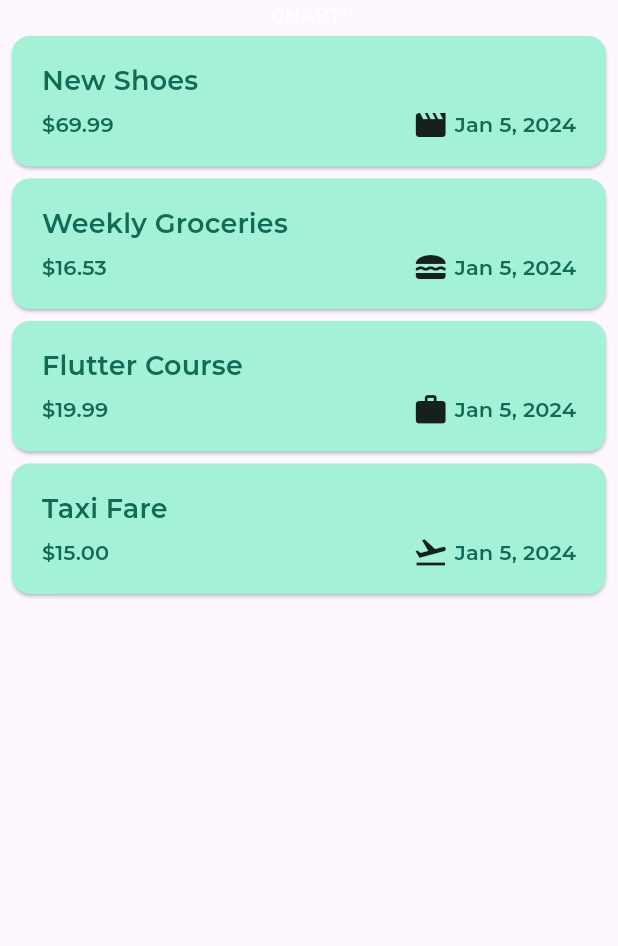
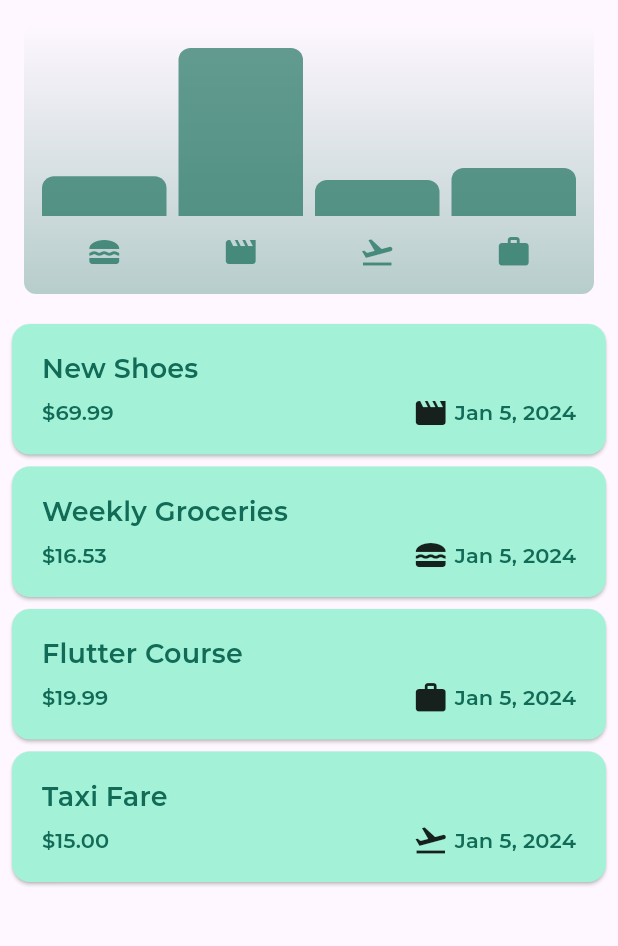
Before and after one commit to KrishKoria/Expense-Tracker, a Flutter app: the screen it shows after launch, on a phone screen of 412 x 824 dp, the part 84-1030 px from its top. Run offline on Flutter 3.47's test engine with Material 3 defaults, Android fonts, the phone set to English and light mode, and no system bars; our stand-ins replace google_fonts.

Commit message:
Complete General themeing in both light and dark mode and added the chart widget

```diff
--- a/lib/Models/expense_model.dart
+++ b/lib/Models/expense_model.dart
@@ -38,3 +38,22 @@ class ExpenseModel {
     return formatter.format(date);
   }
 }
+
+class ExpenseBucket {
+  final Category category;
+  final List<ExpenseModel> expenses;
+
+  ExpenseBucket({
+    required this.category,
+    required this.expenses,
+  });
+
+  ExpenseBucket.forCategory(List<ExpenseModel> allExpenses, this.category)
+      : expenses = allExpenses
+            .where((expense) => expense.category == category)
+            .toList();
+
+  double get totalExpenseAmount {
+    return expenses.fold(0.0, (sum, expense) => sum + expense.amount);
+  }
+}
--- /dev/null
+++ b/lib/Widgets/charts/chart.dart
@@ -0,0 +1,94 @@
+import 'package:expense_tracker/Models/expense_model.dart';
+import 'package:expense_tracker/Widgets/charts/chart_bar.dart';
+import 'package:flutter/material.dart';
+
+class Chart extends StatelessWidget {
+  const Chart({super.key, required this.expenses});
+
+  final List<ExpenseModel> expenses;
+
+  List<ExpenseBucket> get buckets {
+    return [
+      ExpenseBucket.forCategory(expenses, Category.food),
+      ExpenseBucket.forCategory(expenses, Category.leisure),
+      ExpenseBucket.forCategory(expenses, Category.travel),
+      ExpenseBucket.forCategory(expenses, Category.work),
+    ];
+  }
+
+  double get maxTotalExpense {
+    double maxTotalExpense = 0;
+
+    for (final bucket in buckets) {
+      if (bucket.totalExpenseAmount > maxTotalExpense) {
+        maxTotalExpense = bucket.totalExpenseAmount;
+      }
+    }
+
+    return maxTotalExpense;
+  }
+
+  @override
+  Widget build(BuildContext context) {
+    final isDarkMode =
+        MediaQuery.of(context).platformBrightness == Brightness.dark;
+    return Container(
+      margin: const EdgeInsets.all(16),
+      padding: const EdgeInsets.symmetric(
+        vertical: 16,
+        horizontal: 8,
+      ),
+      width: double.infinity,
+      height: 180,
+      decoration: BoxDecoration(
+        borderRadius: BorderRadius.circular(8),
+        gradient: LinearGradient(
+          colors: [
+            Theme.of(context).colorScheme.primary.withOpacity(0.3),
+            Theme.of(context).colorScheme.primary.withOpacity(0.0)
+          ],
+          begin: Alignment.bottomCenter,
+          end: Alignment.topCenter,
+        ),
+      ),
+      child: Column(
+        children: [
+          Expanded(
+            child: Row(
+              crossAxisAlignment: CrossAxisAlignment.end,
+              children: [
+                for (final bucket in buckets) // alternative to map()
+                  ChartBar(
+                    fill: bucket.totalExpenseAmount == 0
+                        ? 0
+                        : bucket.totalExpenseAmount / maxTotalExpense,
+                  )
+              ],
+            ),
+          ),
+          const SizedBox(height: 12),
+          Row(
+            children: buckets
+                .map(
+                  (bucket) => Expanded(
+                    child: Padding(
+                      padding: const EdgeInsets.symmetric(horizontal: 4),
+                      child: Icon(
+                        categoryIcons[bucket.category],
+                        color: isDarkMode
+                            ? Theme.of(context).colorScheme.secondary
+                            : Theme.of(context)
+                                .colorScheme
+                                .primary
+                                .withOpacity(0.7),
+                      ),
+                    ),
+                  ),
+                )
+                .toList(),
+          )
+        ],
+      ),
+    );
+  }
+}
--- /dev/null
+++ b/lib/Widgets/charts/chart_bar.dart
@@ -0,0 +1,34 @@
+import 'package:flutter/material.dart';
+
+class ChartBar extends StatelessWidget {
+  const ChartBar({
+    super.key,
+    required this.fill,
+  });
+
+  final double fill;
+
+  @override
+  Widget build(BuildContext context) {
+    final isDarkMode =
+        MediaQuery.of(context).platformBrightness == Brightness.dark;
+    return Expanded(
+      child: Padding(
+        padding: const EdgeInsets.symmetric(horizontal: 4),
+        child: FractionallySizedBox(
+          heightFactor: fill,
+          child: DecoratedBox(
+            decoration: BoxDecoration(
+              shape: BoxShape.rectangle,
+              borderRadius:
+                  const BorderRadius.vertical(top: Radius.circular(8)),
+              color: isDarkMode
+                  ? Theme.of(context).colorScheme.secondary
+                  : Theme.of(context).colorScheme.primary.withOpacity(0.65),
+            ),
+          ),
+        ),
+      ),
+    );
+  }
+}
--- a/lib/Widgets/expenses.dart
+++ b/lib/Widgets/expenses.dart
@@ -1,6 +1,7 @@
 import "package:expense_tracker/Models/expense_model.dart";
 import 'package:expense_tracker/Widgets/Expenses_list/expenses_list.dart';
 import "package:expense_tracker/Widgets/Form_Elements/new_expense.dart";
+import "package:expense_tracker/Widgets/charts/chart.dart";
 import "package:flutter/material.dart";
 
 class Expenses extends StatefulWidget {
@@ -121,7 +122,7 @@ class _ExpensesState extends State<Expenses> {
       ),
       body: Column(
         children: [
-          const Text("CHART!"),
+          Chart(expenses: _dummyExpenses),
           Expanded(
             child: _dummyExpenses.isNotEmpty
                 ? ExpensesList(
--- a/lib/main.dart
+++ b/lib/main.dart
@@ -4,6 +4,12 @@ import 'package:google_fonts/google_fonts.dart';
 
 var kColorScheme =
     ColorScheme.fromSeed(seedColor: const Color.fromARGB(255, 210, 241, 228));
+
+var kColorSchemeDark = ColorScheme.fromSeed(
+  seedColor: const Color.fromARGB(255, 210, 241, 228),
+  // seedColor: const Color.fromARGB(255, 18, 18, 18),
+  brightness: Brightness.dark,
+);
 void main() {
   runApp(const MyApp());
 }
@@ -66,6 +72,23 @@ class MyApp extends StatelessWidget {
           ),
         ),
       ),
+      darkTheme: ThemeData.dark().copyWith(
+        colorScheme: kColorSchemeDark,
+        cardTheme: const CardTheme().copyWith(
+          color: kColorSchemeDark.primaryContainer,
+          margin: const EdgeInsets.symmetric(
+            vertical: 4,
+            horizontal: 8,
+          ),
+        ),
+        elevatedButtonTheme: ElevatedButtonThemeData(
+          style: ElevatedButton.styleFrom(
+            foregroundColor: kColorSchemeDark.primary,
+            backgroundColor: kColorSchemeDark.primaryContainer,
+          ),
+        ),
+      ),
+      themeMode: ThemeMode.system,
       title: "Expenses",
       home: const Expenses(),
     );
```
